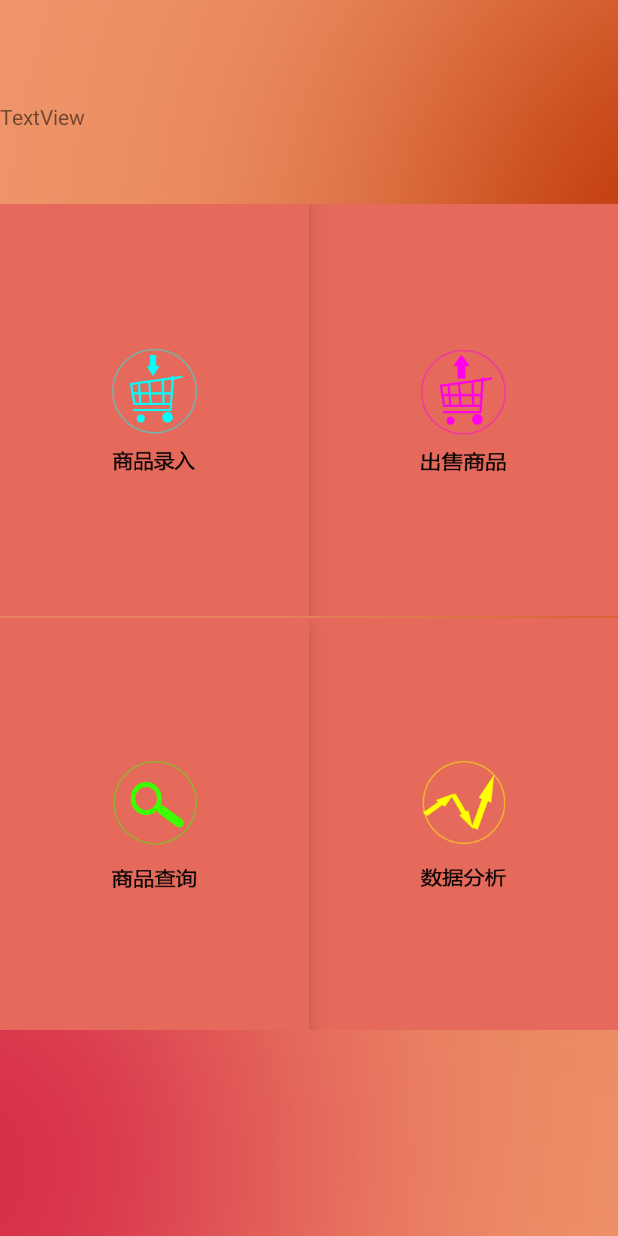
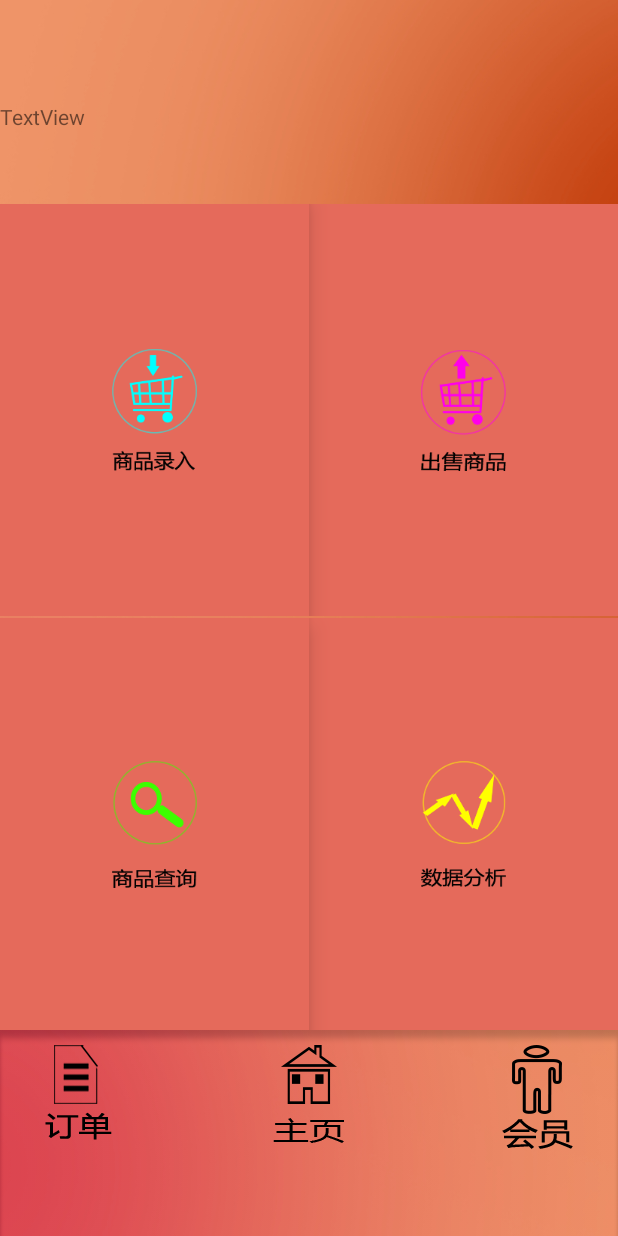
Before and after one commit to lazyZhou1997/StoreManage, an Android app: the MainFunctionActivity screen opened directly, with no data from a screen before it, on a phone screen of 412 x 824 dp. Run offline under Robolectric (Android 15) with nearby library versions, the phone set to English and light mode, and no system bars.

```diff
--- a/app/src/main/java/scu/edu/storemanage/activity/MainFunctionActivity.java
+++ b/app/src/main/java/scu/edu/storemanage/activity/MainFunctionActivity.java
@@ -1,9 +1,13 @@
 package scu.edu.storemanage.activity;
 
 import android.app.Activity;
+import android.content.Intent;
 import android.os.Bundle;
 import android.support.annotation.Nullable;
+import android.view.View;
 import android.view.Window;
+import android.widget.Button;
+import android.widget.ImageButton;
 
 import scu.edu.storemanage.R;
 
@@ -13,10 +17,49 @@ import scu.edu.storemanage.R;
 
 public class MainFunctionActivity extends Activity {
 
+    //UI控件
+    private ImageButton input_item_button;//录入
+    private ImageButton sell_item_button;//售卖
+    private ImageButton search_item_button;//查找
+    private ImageButton analyse_data_button;//分析数据
+    private ImageButton order_button;//订单
+    private ImageButton main_page_button;//主功能界面
+    private ImageButton member_button;//会员
+
+    //登录的用户信息
+
     @Override
     protected void onCreate(@Nullable Bundle savedInstanceState) {
         super.onCreate(savedInstanceState);
         requestWindowFeature(Window.FEATURE_NO_TITLE);
         setContentView(R.layout.main_function_layout);
+        initUIComponent();//初始化控件
+
+        //设置录入商品按钮的监听
+        input_item_button.setOnClickListener(new View.OnClickListener() {
+            @Override
+            public void onClick(View v) {
+                Intent inputIntent = new Intent(MainFunctionActivity.this,InputItemActivity.class);
+                startActivity(inputIntent);
+            }
+        });
+
+        //进入
+    }
+
+    /**
+     * 初始化UI控件
+     */
+    private void initUIComponent(){
+
+        //4个功能Button
+        input_item_button = (ImageButton)findViewById(R.id.input_function_button);
+        analyse_data_button = (ImageButton)findViewById(R.id.analyse_function_button);
+        search_item_button = (ImageButton)findViewById(R.id.search_function_button);
+        sell_item_button = (ImageButton)findViewById(R.id.sell_function_button);
+        //三个底部Button
+        order_button = (ImageButton)findViewById(R.id.order_function_button);
+        main_page_button = (ImageButton)findViewById(R.id.main_page_function_button);
+        member_button = (ImageButton)findViewById(R.id.member_function_button);
     }
 }
--- /dev/null
+++ b/app/src/main/res/layout/input_item_layout.xml
@@ -0,0 +1,6 @@
+<?xml version="1.0" encoding="utf-8"?>
+<LinearLayout xmlns:android="http://schemas.android.com/apk/res/android"
+    android:orientation="vertical" android:layout_width="match_parent"
+    android:layout_height="match_parent">
+
+</LinearLayout>
--- a/app/src/main/res/layout/main_function_layout.xml
+++ b/app/src/main/res/layout/main_function_layout.xml
@@ -9,6 +9,7 @@
         android:layout_height="0dp"
         android:layout_weight="1">
     </LinearLayout>
+
     <TextView
         android:id="@+id/broad_cast"
         android:layout_width="match_parent"
@@ -22,42 +23,87 @@
         android:layout_marginBottom="1dp"
         android:layout_weight="4">
         <ImageButton
+            android:id="@+id/input_function_button"
             android:layout_width="0dp"
             android:layout_height="match_parent"
             android:layout_weight="1"
             android:background="@color/main_function_big_button"
             android:elevation="10dp"
             android:src="@mipmap/input"/>
+
         <ImageButton
+            android:id="@+id/sell_function_button"
             android:layout_width="0dp"
             android:layout_height="match_parent"
             android:layout_weight="1"
             android:background="@color/main_function_big_button"
-            android:src="@mipmap/sell_item"/>
+            android:src="@mipmap/sell_item" />
     </LinearLayout>
 
     <LinearLayout
         android:layout_width="match_parent"
         android:layout_height="0dp"
         android:layout_weight="4">
+
         <ImageButton
-            android:layout_width="0dp"
-            android:layout_height="match_parent"
-            android:layout_weight="1"
-            android:elevation="10dp"
-            android:background="@color/main_function_big_button"
-            android:src="@mipmap/search"/>
-        <ImageButton
+            android:id="@+id/search_function_button"
             android:layout_width="0dp"
             android:layout_height="match_parent"
             android:layout_weight="1"
             android:background="@color/main_function_big_button"
-            android:src="@mipmap/data_analyse"/>
+            android:elevation="10dp"
+            android:src="@mipmap/search" />
+
+        <ImageButton
+            android:id="@+id/analyse_function_button"
+            android:layout_width="0dp"
+            android:layout_height="match_parent"
+            android:layout_weight="1"
+            android:background="@color/main_function_big_button"
+            android:src="@mipmap/data_analyse" />
     </LinearLayout>
 
-    <LinearLayout
+
+    <RelativeLayout
         android:layout_width="match_parent"
         android:layout_height="0dp"
-        android:layout_weight="2">
-    </LinearLayout>
+        android:layout_weight="2"
+        android:background="@mipmap/button_rectangle"
+        android:weightSum="1">
+
+        <ImageButton
+            android:id="@+id/order_function_button"
+            android:layout_width="wrap_content"
+            android:layout_height="wrap_content"
+            android:background="@color/transparent"
+            android:src="@mipmap/order_bt"
+            android:layout_marginTop="10dp"
+            android:layout_marginBottom="10dp"
+            android:layout_marginLeft="30dp"
+            />
+
+        <ImageButton
+            android:id="@+id/main_page_function_button"
+            android:layout_width="wrap_content"
+            android:layout_height="wrap_content"
+            android:background="@color/transparent"
+            android:src="@mipmap/main_page_bt"
+            android:layout_margin="10dp"
+            android:layout_centerHorizontal="true"
+            />
+
+        <ImageButton
+            android:id="@+id/member_function_button"
+            android:layout_width="wrap_content"
+            android:layout_height="wrap_content"
+            android:background="@color/transparent"
+            android:src="@mipmap/member_bt"
+            android:layout_marginTop="10dp"
+            android:layout_marginBottom="10dp"
+            android:layout_marginRight="30dp"
+            android:layout_alignParentRight="true"
+            />
+
+    </RelativeLayout>
+
 </LinearLayout>
--- /dev/null
+++ b/app/src/main/res/layout/sell_item_layout.xml
@@ -0,0 +1,6 @@
+<?xml version="1.0" encoding="utf-8"?>
+<LinearLayout xmlns:android="http://schemas.android.com/apk/res/android"
+    android:orientation="vertical" android:layout_width="match_parent"
+    android:layout_height="match_parent">
+
+</LinearLayout>
```
Also changed, not shown: app/src/main/AndroidManifest.xml (+12 -1 lines), app/src/main/java/scu/edu/storemanage/activity/InputItemActivity.java (added, +11 -0 lines), app/src/main/java/scu/edu/storemanage/activity/SellItemActivity.java (added, +11 -0 lines), app/src/main/java/scu/edu/storemanage/database/MySQLiteOpenHelper.java (+45 -4 lines), app/src/main/res/mipmap-hdpi/button_rectangle.png (added), app/src/main/res/mipmap-hdpi/main_page_bt.png (added), app/src/main/res/mipmap-hdpi/member_bt.png (added), app/src/main/res/mipmap-hdpi/order_bt.png (added).
